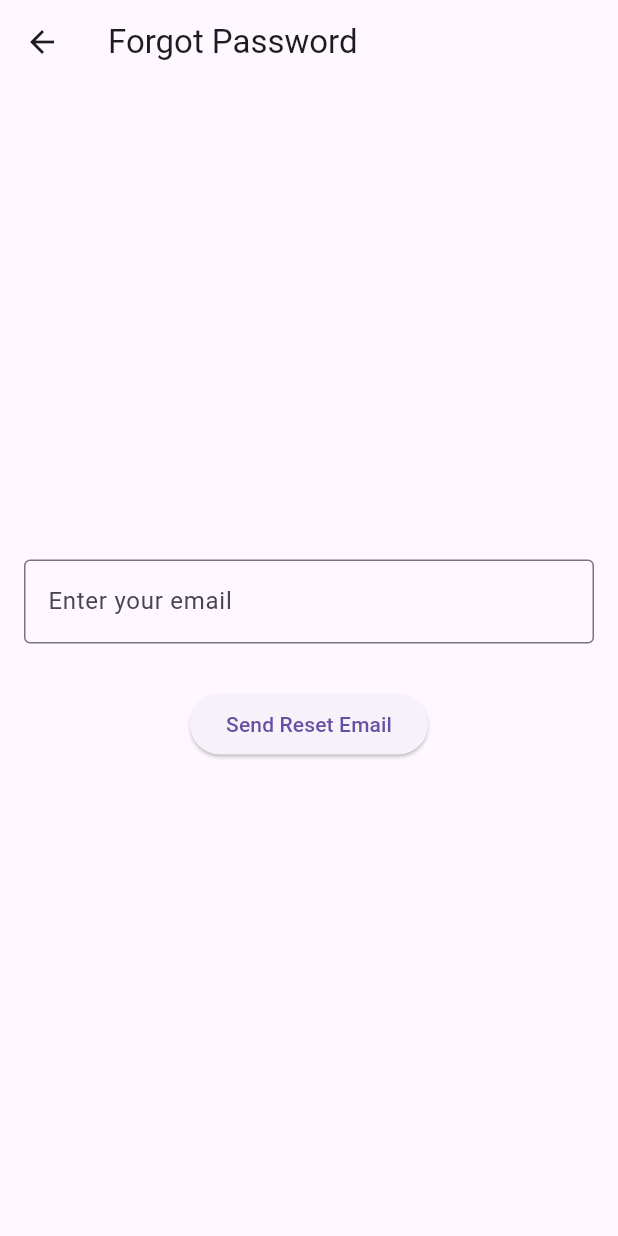
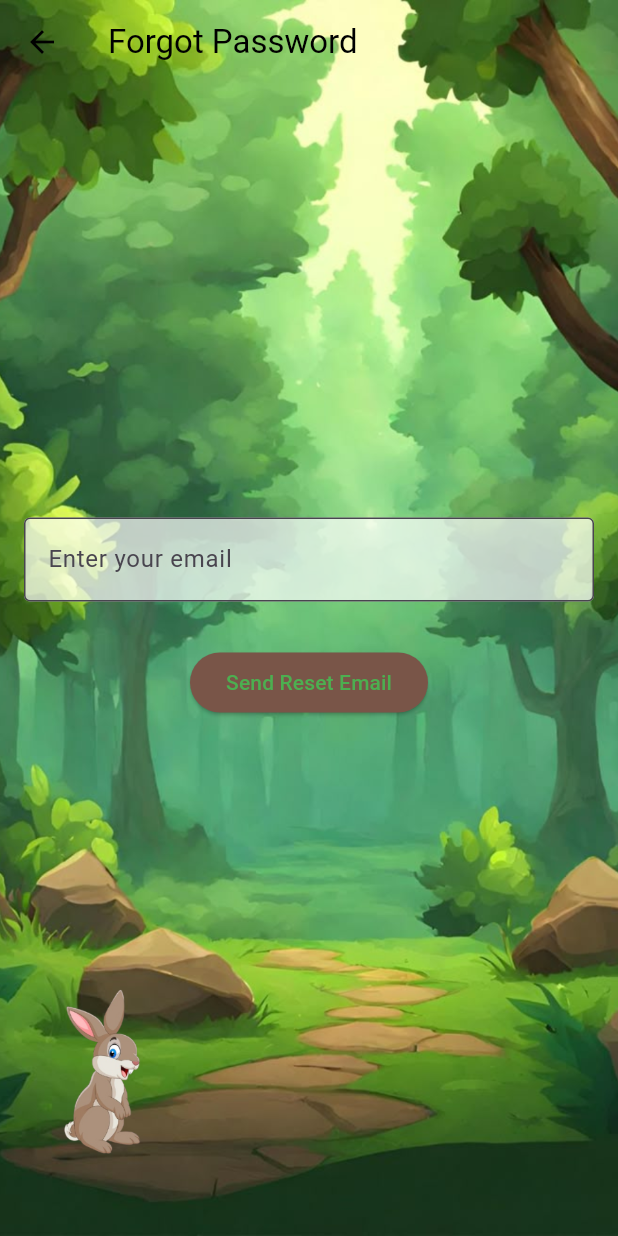
Before and after one commit to mahatarc/TinyTalk, a Flutter app: the ForgotPasswordPage screen opened directly, on a phone screen of 412 x 824 dp. Run offline on Flutter 3.47's test engine with Material 3 defaults, Android fonts, the phone set to English and light mode, and no system bars; our stand-ins replace audioplayers, flutter_bloc, google_fonts, permission_handler, shared_preferences, smooth_page_indicator and 1 more; missing offline and left inert: flutter_sound; accounts and stored records are empty.

Commit message:
white flicker in onboarding fixed and forgot Password UI changed

```diff
--- a/frontend/lib/features/loginPage/presentation/UI/ForgotPasswordPage.dart
+++ b/frontend/lib/features/loginPage/presentation/UI/ForgotPasswordPage.dart
@@ -61,37 +61,74 @@ class _ForgotPasswordPageState extends State<ForgotPasswordPage> {
   @override
   Widget build(BuildContext context) {
     return Scaffold(
-      appBar: AppBar(title: const Text("Forgot Password")),
-      body: Padding(
+      appBar: AppBar(
+        title: const Text(
+          "Forgot Password",
+          style: TextStyle(
+            color: Colors.black, // Brown color for the title text
+          ),
+        ),
+        backgroundColor: Colors.transparent, // Transparent AppBar
+        elevation: 0, // Remove shadow
+        iconTheme: IconThemeData(
+          color: Colors.black, // Set the back arrow color to black
+        ),
+      ),
+      extendBodyBehindAppBar: true, // Allow body to extend behind AppBar
+      body: Container(
+        width: double.infinity,
+        height: double.infinity,
+        decoration: const BoxDecoration(
+          image: DecorationImage(
+            image: AssetImage('images/logbg.png'), // Background image
+            fit: BoxFit.cover, // Cover the screen with the background
+          ),
+        ),
+        child: Padding(
           padding: const EdgeInsets.all(16.0),
           child: Column(
             mainAxisAlignment: MainAxisAlignment.center,
             children: [
+              // Email TextField
               TextField(
                 controller: emailController,
                 decoration: const InputDecoration(
                   labelText: "Enter your email",
                   border: OutlineInputBorder(),
+                  filled: true,
+                  fillColor: Colors.white70, // Slightly transparent white background
                 ),
                 keyboardType: TextInputType.emailAddress,
               ),
               const SizedBox(height: 20),
+
+              // Message display
               if (message != null)
                 Text(
                   message!,
                   style: TextStyle(
-                  color: message!.contains("sent") ? Colors.green : Colors.red),
+                    color: message!.contains("sent") ? Colors.green : Colors.red,
+                  ),
                 ),
               const SizedBox(height: 10),
+
+              // Send Reset Email button
               ElevatedButton(
                 onPressed: isLoading ? null : sendResetRequest,
+                style: ElevatedButton.styleFrom(
+                  backgroundColor: Colors.brown, // Button background color
+                  foregroundColor: Colors.green, // Text color
+                ),
                 child: isLoading
-                  ? const CircularProgressIndicator()
+                    ? const CircularProgressIndicator(
+                        color: Colors.white,
+                      )
                     : const Text("Send Reset Email"),
               ),
             ],
           ),
         ),
+      ),
     );
   }
 }
--- a/frontend/lib/features/loginPage/presentation/UI/login.dart
+++ b/frontend/lib/features/loginPage/presentation/UI/login.dart
@@ -251,7 +251,7 @@ class _LoginPageState extends State<LoginPage> {
                           child: const Text(
                             'Sign Up',
                             style: TextStyle(
-                              color: Colors.green,
+                              color: Color.fromARGB(255, 122, 73, 55),
                               fontWeight: FontWeight.bold,
                             ),
                           ),
```
Also changed, not shown: frontend/lib/features/splashscreen/presentation/UI/splashscreen.dart (+76 -72 lines). Lines whose indentation alone changed are shown as unchanged.
